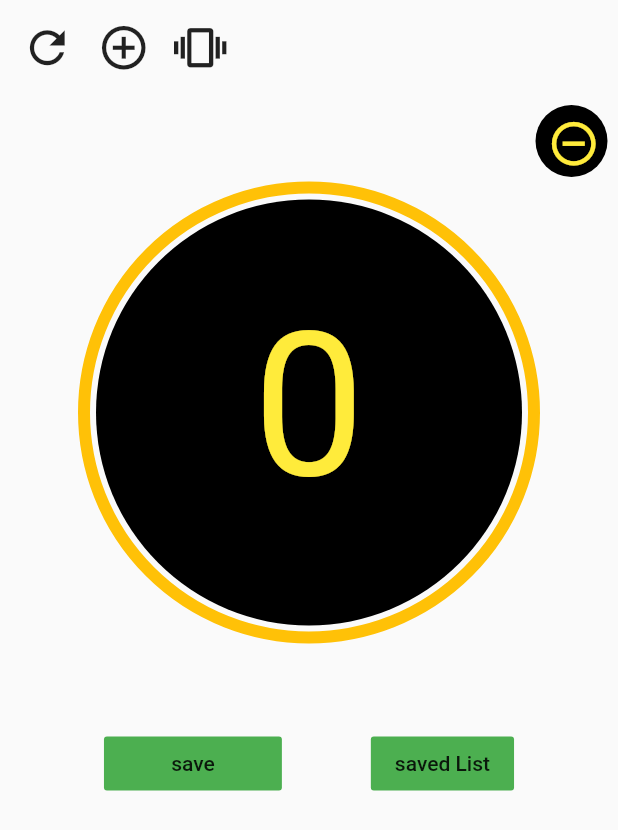
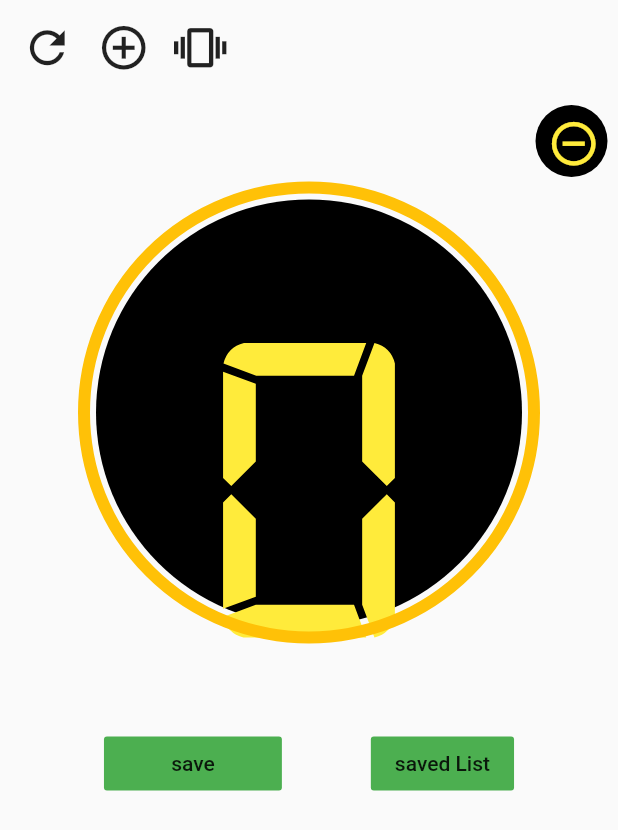
Before and after one commit to syedwajid01/Zikr-App, a Flutter app: the screen it shows after launch, on a phone screen of 412 x 824 dp. Shown: the top 830 px of the screen. Run offline on Flutter 3.47's test engine with Material 2 defaults, Android fonts, the phone set to English and light mode, and no system bars; our stand-ins replace fluttertoast, sqflite, vibration; accounts and stored records are empty.

Commit message:
bugs fixed

```diff
--- a/lib/model/Dhikr.dart
+++ b/lib/model/Dhikr.dart
@@ -15,7 +15,7 @@ class ListOfDhikr with ChangeNotifier {
   static List<Dhikr> items = [];
 
   addDhikr({String title, String date, String time, int count}) {
-    String id = DateTime.now().toString();
+    String id =DateTime.now().toString();
     DBHelper.insert(table, {
       'title': title,
       'id': id,
--- a/lib/screen/Home.dart
+++ b/lib/screen/Home.dart
@@ -3,10 +3,10 @@ import 'package:flutter/material.dart';
 import 'package:fluttertoast/fluttertoast.dart';
 import 'package:intl/intl.dart';
 import 'package:provider/provider.dart';
+import 'package:vibration/vibration.dart';
 import 'package:zikr_app/model/Dhikr.dart';
 import 'package:zikr_app/screen/CounterList.dart';
 import 'package:zikr_app/widgets/Counter.dart';
-import 'package:vibrate/vibrate.dart';
 
 class HomeScreen extends StatefulWidget {
   @override
@@ -24,16 +24,27 @@ class _HomeScreenState extends State<HomeScreen> with TickerProviderStateMixin {
   @override
   void initState() {
     super.initState();
+    Future.delayed(Duration.zero, () {
+      int counter2 = ModalRoute.of(context).settings.arguments;
+      if (counter2 != null) {
+        setState(() {
+          percentage = 0.0;
+          counter = counter2;
+        });
+      } else {
         setState(() {
           percentage = 0.0;
           counter = 0;
         });
-    percentageAnimationController = new AnimationController(
-        vsync: this, duration: new Duration(milliseconds: 1000))
+      }
+    });
+
+    percentageAnimationController =
+        AnimationController(vsync: this, duration: Duration(milliseconds: 1000))
           ..addListener(() {
             setState(() {
-          percentage = lerpDouble(
-              percentage, newPercentage, percentageAnimationController.value);
+              percentage = lerpDouble(percentage, newPercentage,
+                  percentageAnimationController.value);
             });
           });
   }
@@ -74,7 +85,6 @@ class _HomeScreenState extends State<HomeScreen> with TickerProviderStateMixin {
                   );
                   Fluttertoast.showToast(
                       msg: 'Dhikr Added to list', gravity: ToastGravity.TOP);
-
                   setState(() {
                     _textFieldController1.text = "";
                   });
@@ -193,7 +203,7 @@ class _HomeScreenState extends State<HomeScreen> with TickerProviderStateMixin {
                       child: GestureDetector(
                         onTap: () {
                           setState(() {
-                            if (shouldVibrate) Vibrate.vibrate();
+                            if (shouldVibrate) Vibration.vibrate(duration: 500);
                             counter++;
                             percentage = newPercentage;
                             newPercentage += 10;
@@ -221,7 +231,7 @@ class _HomeScreenState extends State<HomeScreen> with TickerProviderStateMixin {
                                     "$counter",
                                     style: TextStyle(
                                       color: Colors.yellow,
-                                     // fontFamily: "digital",
+                                      fontFamily: "digital",
                                       fontSize: 8,
                                     ),
                                   ),
--- a/pubspec.yaml
+++ b/pubspec.yaml
@@ -27,7 +27,7 @@ dependencies:
   provider: ^3.2.0
   fluttertoast: ^3.1.3
   path: ^1.6.4
-  vibrate:
+  vibration: ^1.2.4
   intl: ^0.16.1
 
 
```
Also changed, not shown: lib/screen/CounterList.dart (+5 -4 lines), assets/fonts/digital-7.ttf (added), pubspec.lock. Lines whose indentation alone changed are shown as unchanged.
